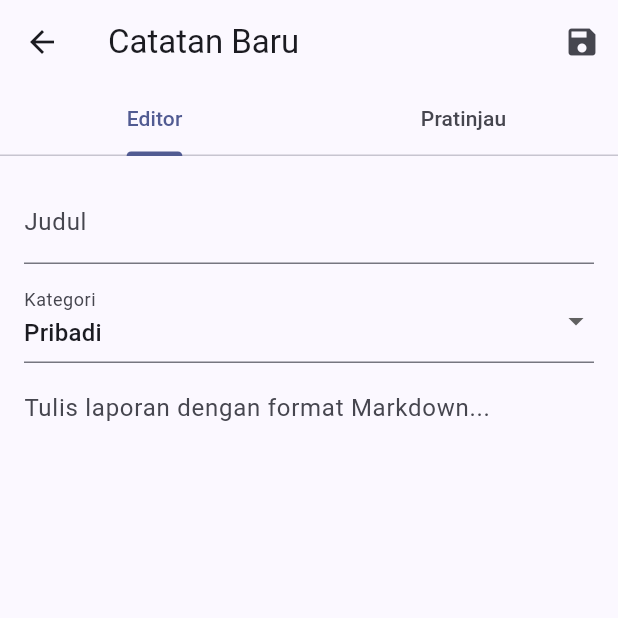
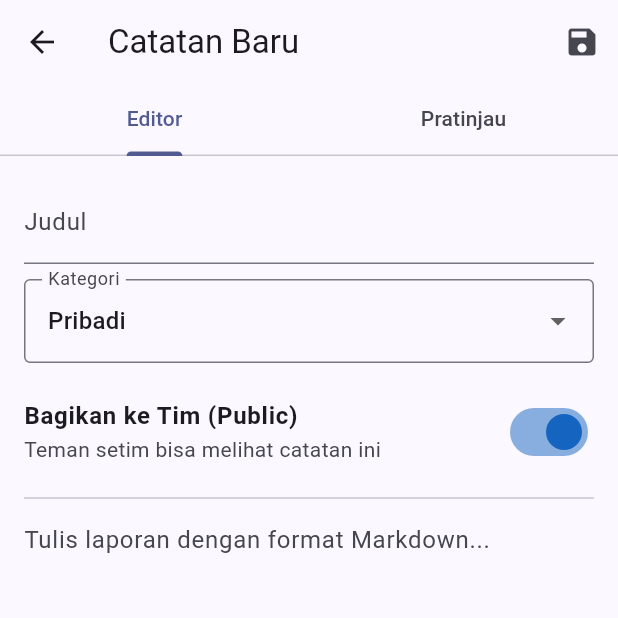
Before and after one commit to marrelykasih/projek-4-log-book, a Flutter app: the LogView screen opened directly, after a tap on the "add task" icon, on a phone screen of 412 x 824 dp, the top half of it. Run offline on Flutter 3.47's test engine with Material 3 defaults, Android fonts, the phone set to English and light mode, and no system bars; our stand-ins replace flutter_dotenv, flutter_markdown, hive, hive_flutter, shared_preferences; missing offline and left inert: mongo_dart; accounts and stored records are empty.

Commit message:
feat: menyelesaikan semua fitur logbook dan fix bug error

```diff
--- a/lib/features/logbook/log_editor_page.dart
+++ b/lib/features/logbook/log_editor_page.dart
@@ -7,17 +7,14 @@ class LogEditorPage extends StatefulWidget {
   final LogModel? log;
   final int? index;
   final LogController controller;
-  // Untuk sementara kita pakai String biasa dulu buat simulasi identitas
-  final String currentUserId;
-  final String currentTeamId;
+  final dynamic currentUser;
 
   const LogEditorPage({
     super.key,
     this.log,
     this.index,
     required this.controller,
-    required this.currentUserId,
-    required this.currentTeamId,
+    required this.currentUser,
   });
 
   @override
@@ -27,8 +24,10 @@ class LogEditorPage extends StatefulWidget {
 class _LogEditorPageState extends State<LogEditorPage> {
   late TextEditingController _titleController;
   late TextEditingController _descController;
-  // Tambahan variabel untuk kategori yang tadi kita selamatkan
+
+  // Variabel baru buat Fitur Kategori & Public/Private
   String _selectedCategory = 'Pribadi';
+  bool _isPublic = true;
   final List<String> _categories = ['Pekerjaan', 'Pribadi', 'Urgent'];
 
   @override
@@ -37,11 +36,14 @@ class _LogEditorPageState extends State<LogEditorPage> {
     _titleController = TextEditingController(text: widget.log?.title ?? '');
     _descController =
         TextEditingController(text: widget.log?.description ?? '');
+
+    // Kalau lagi edit catatan lama, ambil data lama
     if (widget.log != null) {
       _selectedCategory = widget.log!.category;
+      _isPublic = widget.log!.isPublic;
     }
 
-    // Listener agar Pratinjau terupdate otomatis saat kita ngetik
+    // Listener agar Pratinjau terupdate otomatis
     _descController.addListener(() {
       setState(() {});
     });
@@ -52,26 +54,28 @@ class _LogEditorPageState extends State<LogEditorPage> {
       widget.controller.addLog(
         _titleController.text,
         _descController.text,
-          _selectedCategory,
-          widget.currentUserId,
-          widget.currentTeamId // Kirim identitas pembuat
+        _selectedCategory, // Kirim kategori
+        _isPublic, // Kirim status public
+        widget.currentUser['uid'],
+        widget.currentUser['teamId'],
       );
     } else {
       widget.controller.updateLog(
         widget.index!,
         _titleController.text,
         _descController.text,
-          _selectedCategory,
+        _selectedCategory, // Kirim kategori
+        _isPublic, // Kirim status public
         widget.log!.authorId,
         widget.log!.teamId,
-          widget.log!.id!);
+        widget.log!.id!,
+      );
     }
     Navigator.pop(context);
   }
 
   @override
   void dispose() {
-    // Bersihkan memori HP saat halaman ditutup
     _titleController.dispose();
     _descController.dispose();
     super.dispose();
@@ -79,7 +83,6 @@ class _LogEditorPageState extends State<LogEditorPage> {
 
   @override
   Widget build(BuildContext context) {
-    // DefaultTabController buat bikin 2 Tab (Editor & Pratinjau)
     return DefaultTabController(
       length: 2,
       child: Scaffold(
@@ -105,6 +108,8 @@ class _LogEditorPageState extends State<LogEditorPage> {
                     decoration: const InputDecoration(labelText: "Judul"),
                   ),
                   const SizedBox(height: 10),
+
+                  // --- UI FITUR KATEGORI ---
                   DropdownButtonFormField<String>(
                     value: _selectedCategory,
                     items: _categories
@@ -113,13 +118,33 @@ class _LogEditorPageState extends State<LogEditorPage> {
                         .toList(),
                     onChanged: (newValue) =>
                         setState(() => _selectedCategory = newValue!),
-                    decoration: const InputDecoration(labelText: 'Kategori'),
+                    decoration: const InputDecoration(
+                        labelText: 'Kategori', border: OutlineInputBorder()),
                   ),
                   const SizedBox(height: 10),
+
+                  // --- UI FITUR PUBLIC/PRIVATE ---
+                  SwitchListTile(
+                    title: const Text("Bagikan ke Tim (Public)",
+                        style: TextStyle(fontWeight: FontWeight.bold)),
+                    subtitle: Text(_isPublic
+                        ? "Teman setim bisa melihat catatan ini"
+                        : "Hanya Anda yang bisa melihat catatan ini"),
+                    value: _isPublic,
+                    activeColor: Colors.blue.shade800,
+                    contentPadding: EdgeInsets.zero,
+                    onChanged: (bool value) {
+                      setState(() {
+                        _isPublic = value;
+                      });
+                    },
+                  ),
+                  const Divider(),
+
                   Expanded(
                     child: TextField(
                       controller: _descController,
-                      maxLines: null, // Biar bisa ngetik panjang ke bawah
+                      maxLines: null,
                       expands: true,
                       keyboardType: TextInputType.multiline,
                       decoration: const InputDecoration(
@@ -135,7 +160,6 @@ class _LogEditorPageState extends State<LogEditorPage> {
             // --- TAB 2: AREA LIHAT HASIL (PRATINJAU) ---
             Padding(
               padding: const EdgeInsets.all(16.0),
-              // Widget MarkdownBody ini yang bakal nyulap kode jadi teks rapi!
               child: MarkdownBody(data: _descController.text),
             ),
           ],
--- a/lib/features/logbook/models/log_model.dart
+++ b/lib/features/logbook/models/log_model.dart
@@ -1,5 +1,6 @@
 import 'package:hive/hive.dart';
 import 'package:mongo_dart/mongo_dart.dart' show ObjectId;
+
 part 'log_model.g.dart';
 
 @HiveType(typeId: 0)
@@ -22,8 +23,12 @@ class LogModel {
   @HiveField(5)
   final String teamId;
 
+  // --- FITUR BARU KITA MASUKIN LAGI DI SINI ---
   @HiveField(6)
-  final String category; // Fitur andalanmu kembali!
+  final String category;
+
+  @HiveField(7)
+  final bool isPublic;
 
   LogModel({
     this.id,
@@ -32,7 +37,8 @@ class LogModel {
     required this.date,
     required this.authorId,
     required this.teamId,
-    required this.category,
+    this.category = 'Pribadi', // Nilai default biar gak error
+    this.isPublic = true, // Nilai default
   });
 
   Map<String, dynamic> toMap() => {
@@ -43,6 +49,7 @@ class LogModel {
         'authorId': authorId,
         'teamId': teamId,
         'category': category,
+        'isPublic': isPublic,
       };
 
   factory LogModel.fromMap(Map<String, dynamic> map) {
@@ -54,6 +61,7 @@ class LogModel {
       authorId: map['authorId'] ?? 'unknown_user',
       teamId: map['teamId'] ?? 'no_team',
       category: map['category'] ?? 'Pribadi',
+      isPublic: map['isPublic'] ?? true,
     );
   }
 }
```
Also changed, not shown: lib/features/logbook/log_controller.dart (+12 -10 lines), lib/features/logbook/log_view.dart (+32 -9 lines), lib/features/logbook/models/log_model.g.dart. Lines whose indentation alone changed are shown as unchanged.
